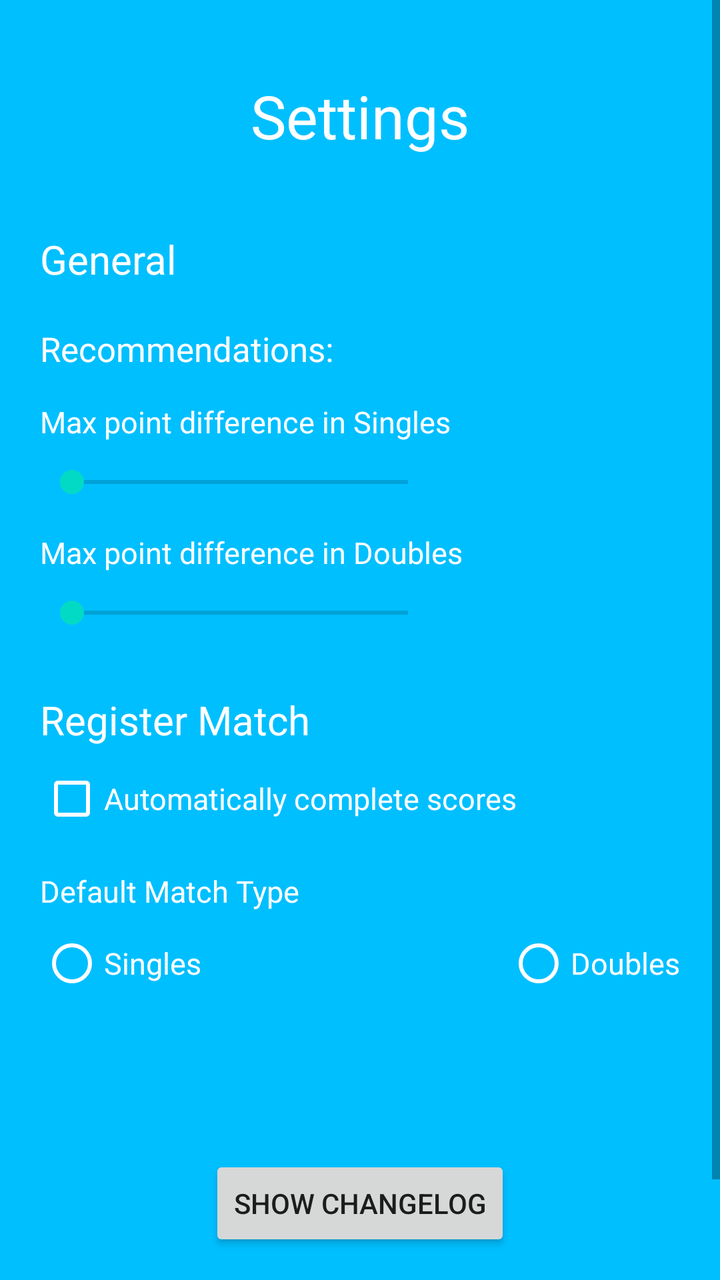
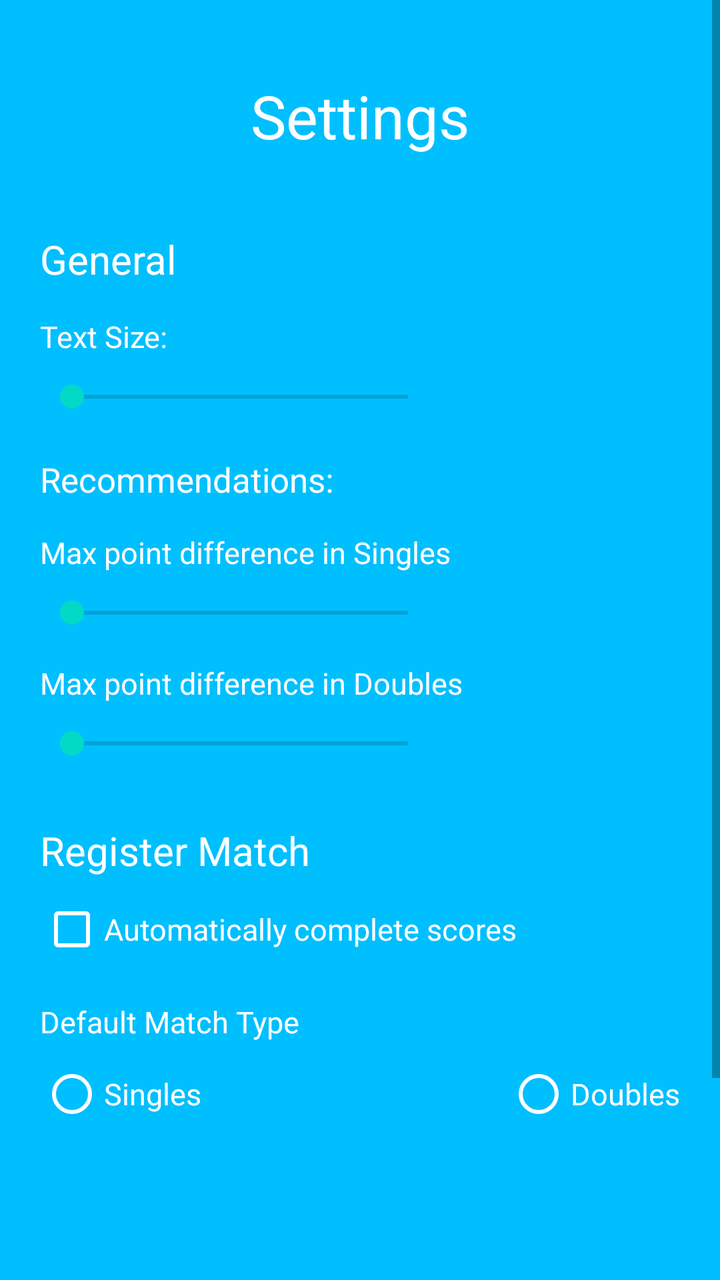

Before-and-after screenshots of an Android layout around one commit, followed by the original layout XML and the change that was made.
<!-- AndroidManifest.xml: application theme AppTheme -->
<!-- res/layout/settings_activity.xml -->
<ScrollView xmlns:android="http://schemas.android.com/apk/res/android"
    xmlns:tools="http://schemas.android.com/tools"
    xmlns:app="http://schemas.android.com/apk/res-auto"
    android:id="@+id/settingsLayout"
    android:layout_width="match_parent"
    android:layout_height="match_parent"
    android:background="@color/colorPrimaryDark"
    tools:context=".SettingsActivity">

    <RelativeLayout
        android:layout_width="match_parent"
        android:layout_height="wrap_content">

        <androidx.appcompat.widget.Toolbar
            android:id="@+id/toolbar"
            android:layout_width="match_parent"
            android:layout_height="wrap_content"
            android:layout_marginTop="30dp"
            android:layout_marginBottom="30dp"
            app:contentInsetStartWithNavigation="0dp">

            <TextView
                android:id="@+id/settingsHeadline"
                android:layout_width="wrap_content"
                android:layout_height="wrap_content"
                android:layout_gravity="center"
                android:text="@string/settingsHeadline"
                android:textColor="@color/colorSettings"
                android:textSize="30sp" />

        </androidx.appcompat.widget.Toolbar>

        <TextView
            android:id="@+id/generalHeadline"
            android:layout_width="wrap_content"
            android:layout_height="wrap_content"
            android:layout_below="@id/toolbar"
            android:layout_marginStart="20dp"
            android:text="General"
            android:textColor="@color/colorSettings"
            android:textSize="20sp" />

        <TextView
            android:id="@+id/recommendationsHeadline"
            android:layout_width="wrap_content"
            android:layout_height="wrap_content"
            android:layout_below="@id/generalHeadline"
            android:layout_marginStart="20dp"
            android:layout_marginTop="20dp"
            android:text="Recommendations:"
            android:textColor="@color/colorSettings"
            android:textSize="17sp" />

        <TextView
            android:id="@+id/singlesPointDiffText"
            android:layout_width="wrap_content"
            android:layout_height="wrap_content"
            android:layout_below="@id/recommendationsHeadline"
            android:layout_marginStart="20dp"
            android:layout_marginTop="15dp"
            android:text="Max point difference in Singles"
            android:textColor="@color/colorSettings"
            android:textSize="15sp" />
        <SeekBar
            android:id="@+id/seekBarSingles"
            android:layout_width="200dp"
            android:layout_height="20dp"
            android:layout_marginStart="20dp"
            android:layout_marginTop="10dp"
            android:layout_below="@id/singlesPointDiffText"
            android:min="1"
            android:max="50"/>

        <TextView
            android:id="@+id/doublesPointDiffText"
            android:layout_width="wrap_content"
            android:layout_height="wrap_content"
            android:layout_below="@id/seekBarSingles"
            android:layout_marginStart="20dp"
            android:layout_marginTop="15dp"
            android:text="Max point difference in Doubles"
            android:textColor="@color/colorSettings"
            android:textSize="15sp" />
        <SeekBar
            android:id="@+id/seekBarDoubles"
            android:layout_width="200dp"
            android:layout_height="20dp"
            android:layout_marginStart="20dp"
            android:layout_marginTop="10dp"
            android:layout_below="@id/doublesPointDiffText"
            android:min="1"
            android:max="100"/>

        <TextView
            android:id="@+id/registerMatchHeadline"
            android:layout_width="wrap_content"
            android:layout_height="wrap_content"
            android:layout_below="@id/seekBarDoubles"
            android:layout_marginStart="20dp"
            android:layout_marginTop="30dp"
            android:text="@string/registerMatchHeadline"
            android:textColor="@color/colorSettings"
            android:textSize="20sp" />

        <CheckBox
            android:id="@+id/setManualStartPositions"
            android:layout_width="wrap_content"
            android:layout_height="wrap_content"
            android:layout_below="@id/registerMatchHeadline"
            android:layout_gravity="center_horizontal|center_vertical"
            android:layout_marginStart="20dp"
            android:layout_marginTop="10dp"
            android:layout_marginBottom="20dp"
            android:buttonTint="@color/colorSettings"
            android:text="@string/settings_manualStartPos"
            android:textColor="@color/colorSettings"
            android:textSize="20sp"
            android:visibility="gone" />

        <CheckBox
            android:id="@+id/setDebugMode"
            android:layout_width="wrap_content"
            android:layout_height="wrap_content"
            android:layout_below="@id/setManualStartPositions"
            android:layout_gravity="center_horizontal|center_vertical"
            android:layout_margin="20dp"
            android:buttonTint="@color/colorSettings"
            android:text="@string/settings_debugMode"
            android:textColor="@color/colorSettings"
            android:textSize="20sp"
            android:visibility="gone" />

        <CheckBox
            android:id="@+id/setAutocompleteScore"
            android:layout_width="wrap_content"
            android:layout_height="wrap_content"
            android:layout_below="@id/setDebugMode"
            android:layout_gravity="center_horizontal|center_vertical"
            android:layout_marginStart="20dp"
            android:layout_marginTop="10dp"
            android:layout_marginEnd="20dp"
            android:buttonTint="@color/colorSettings"
            android:gravity="center"
            android:text="@string/settings_autocompleteScore"
            android:textColor="@color/colorSettings"
            android:textSize="15sp"
            android:visibility="visible" />

        <TextView
            android:id="@+id/defaultMatchTypeText"
            android:layout_width="wrap_content"
            android:layout_height="wrap_content"
            android:layout_below="@id/setAutocompleteScore"
            android:layout_marginStart="20dp"
            android:layout_marginTop="20dp"
            android:text="@string/defaultMatchType_headline"
            android:textColor="@color/colorSettings"
            android:textSize="15sp" />

        <RadioGroup
            android:id="@+id/defaultMatchType"
            android:layout_width="wrap_content"
            android:layout_height="wrap_content"
            android:layout_below="@id/defaultMatchTypeText"
            android:layout_marginStart="20dp"
            android:layout_marginTop="10dp"
            android:layout_marginEnd="20dp"
            android:orientation="horizontal">

            <RadioButton
                android:id="@+id/singlesMatchSelector"
                android:layout_width="wrap_content"
                android:layout_height="wrap_content"
                android:buttonTint="@color/colorSettings"
                android:text="@string/matchTypeSingles"
                android:textColor="@color/colorSettings"
                android:textSize="15sp" />

            <View
                android:layout_width="0dp"
                android:layout_height="0dp"
                android:layout_weight="1" />

            <RadioButton
                android:id="@+id/doublesMatchSelector"
                android:layout_width="wrap_content"
                android:layout_height="wrap_content"
                android:buttonTint="@color/colorSettings"
                android:text="@string/matchTypeDoubles"
                android:textColor="@color/colorSettings"
                android:textSize="15sp" />
        </RadioGroup>

        <Button
            android:id="@+id/showChangelogButton"
            android:layout_width="wrap_content"
            android:layout_height="wrap_content"
            android:layout_below="@id/defaultMatchType"
            android:layout_centerHorizontal="true"
            android:layout_marginTop="80dp"
            android:text="@string/showChangelog_button" />

        <TextView
            android:id="@+id/version"
            android:layout_width="match_parent"
            android:layout_height="wrap_content"
            android:layout_below="@id/showChangelogButton"
            android:layout_marginStart="10dp"
            android:layout_marginTop="50dp"
            android:layout_marginEnd="10dp"
            android:textAlignment="center"
            android:textColor="@color/colorSettings" />

    </RelativeLayout>
</ScrollView>
<!-- resources referenced by this layout -->
<resources>
  <color name="colorPrimaryDark">#00BFFF</color>
  <color name="colorSettings">#FFFFFF</color>
  <string name="defaultMatchType_headline">Default Match Type</string>
  <string name="matchTypeDoubles">Doubles</string>
  <string name="matchTypeSingles">Singles</string>
  <string name="registerMatchHeadline">Register Match</string>
  <string name="settingsHeadline">Settings</string>
  <string name="settings_autocompleteScore">Automatically complete scores</string>
  <string name="settings_debugMode">Run in Debug Mode</string>
  <string name="settings_manualStartPos">Set Start Positions manually</string>
  <string name="showChangelog_button">Show changelog</string>
  <style name="AppTheme" parent="Theme.AppCompat.Light.NoActionBar">
          
          <item name="colorPrimary">@color/colorPrimary</item>
          <item name="colorPrimaryDark">@color/colorPrimaryDark</item>
          <item name="colorAccent">@color/colorAccent</item>
      </style>
  <color name="colorPrimary">#6200EE</color>
  <color name="colorAccent">#03DAC5</color>
</resources>

<!-- the commit's change to res/layout/settings_activity.xml (unified diff, before → after) -->
@@ -41,10 +41,30 @@
             android:textSize="20sp" />
 
         <TextView
+            android:id="@+id/textSizeText"
+            android:layout_width="wrap_content"
+            android:layout_height="wrap_content"
+            android:layout_below="@id/generalHeadline"
+            android:layout_marginStart="20dp"
+            android:layout_marginTop="15dp"
+            android:text="Text Size:"
+            android:textColor="@color/colorSettings"
+            android:textSize="15sp" />
+        <SeekBar
+            android:id="@+id/seekBarTextSize"
+            android:layout_width="200dp"
+            android:layout_height="20dp"
+            android:layout_marginStart="20dp"
+            android:layout_marginTop="10dp"
+            android:layout_below="@id/textSizeText"
+            android:min="1"
+            android:max="3"/>
+
+        <TextView
             android:id="@+id/recommendationsHeadline"
             android:layout_width="wrap_content"
             android:layout_height="wrap_content"
-            android:layout_below="@id/generalHeadline"
+            android:layout_below="@id/seekBarTextSize"
             android:layout_marginStart="20dp"
             android:layout_marginTop="20dp"
             android:text="Recommendations:"
